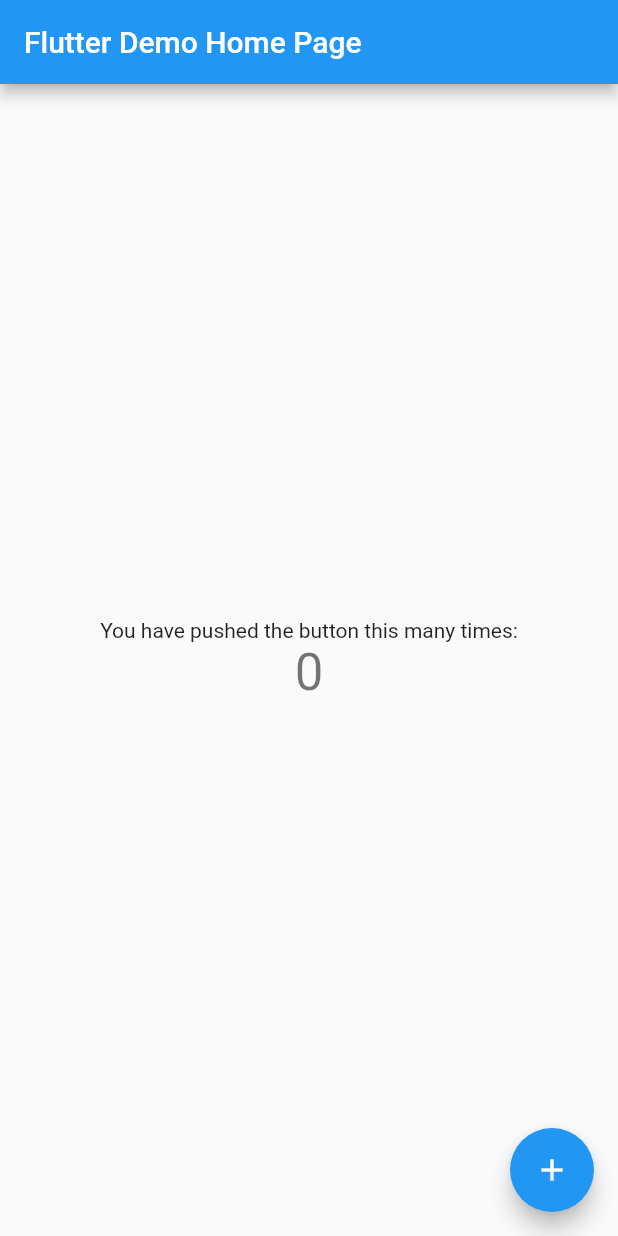
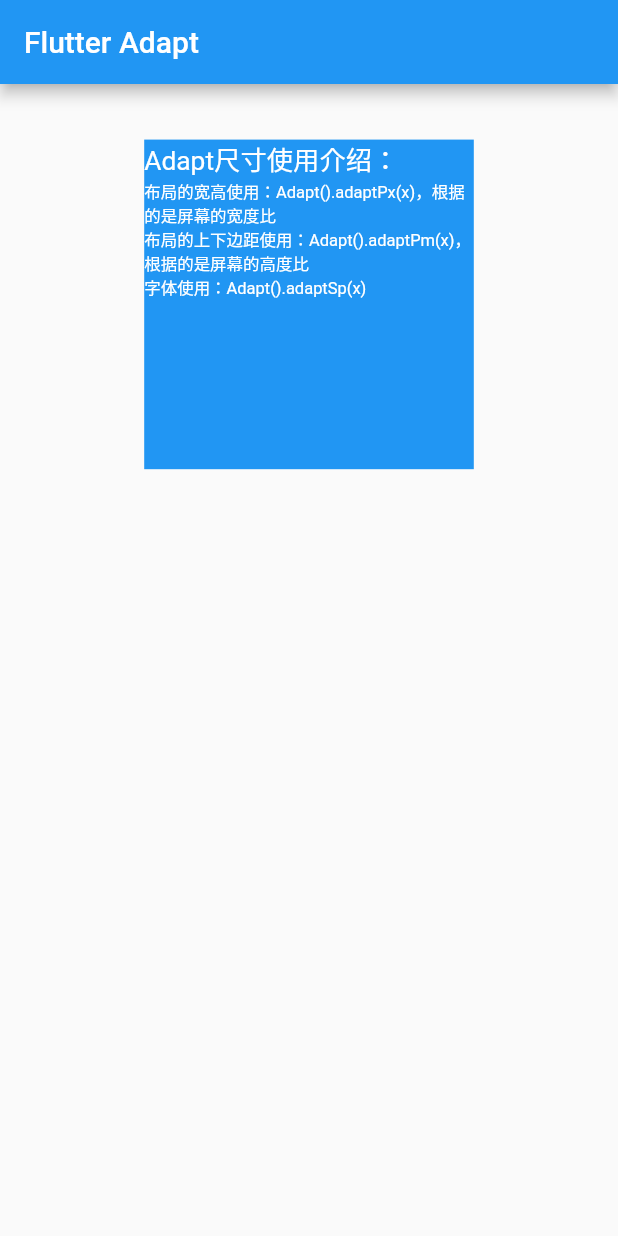
Before and after one commit to ohxxx/flutter-adapter, a Flutter app: the screen it shows after launch, on a phone screen of 412 x 824 dp. Run offline on Flutter 3.47's test engine with Material 2 defaults, Android fonts, the phone set to English and light mode, and no system bars.

Commit message:
feat(example)：add

```diff
--- a/lib/adapt.dart
+++ b/lib/adapt.dart
@@ -25,9 +25,7 @@
 
   Adapt._();
 
-  factory Adapt() {
-    return _instance!;
-  }
+  factory Adapt() => _instance!;
 
   /// [初始化]
   static void init(BuildContext context) {
@@ -68,11 +66,11 @@
   get heightRatio => _dpHeight / designHeight;
 
   /// [主要用于widget的width、height、radius等的适配]
-  num adaptPx(double value) => value * widthRatio;
+  double adaptPx(double value) => value * widthRatio;
 
   /// [主要用于widget的padding、madding等的适配]
-  num adaptPm(double value) => value * heightRatio;
+  double adaptPm(double value) => value * heightRatio;
 
   /// [主要用于字体适配]
-  num adaptSp(double fontSize) => adaptPx(fontSize) / _fontRatio;
+  double adaptSp(double fontSize) => adaptPx(fontSize) / _fontRatio;
 }
--- a/lib/main.dart
+++ b/lib/main.dart
@@ -1,113 +1,90 @@
 import 'package:flutter/material.dart';
+import 'package:flutter_adapt/adapt.dart';
 
 void main() {
   runApp(MyApp());
 }
 
 class MyApp extends StatelessWidget {
-  // This widget is the root of your application.
   @override
   Widget build(BuildContext context) {
     return MaterialApp(
       title: 'Flutter Demo',
       theme: ThemeData(
-        // This is the theme of your application.
-        //
-        // Try running your application with "flutter run". You'll see the
-        // application has a blue toolbar. Then, without quitting the app, try
-        // changing the primarySwatch below to Colors.green and then invoke
-        // "hot reload" (press "r" in the console where you ran "flutter run",
-        // or simply save your changes to "hot reload" in a Flutter IDE).
-        // Notice that the counter didn't reset back to zero; the application
-        // is not restarted.
         primarySwatch: Colors.blue,
+        visualDensity: VisualDensity.adaptivePlatformDensity,
       ),
-      home: MyHomePage(title: 'Flutter Demo Home Page'),
+      home: MyHomePage(),
+      debugShowCheckedModeBanner: false,
     );
   }
 }
 
 class MyHomePage extends StatefulWidget {
-  MyHomePage({Key? key, required this.title}) : super(key: key);
-
-  // This widget is the home page of your application. It is stateful, meaning
-  // that it has a State object (defined below) that contains fields that affect
-  // how it looks.
-
-  // This class is the configuration for the state. It holds the values (in this
-  // case the title) provided by the parent (in this case the App widget) and
-  // used by the build method of the State. Fields in a Widget subclass are
-  // always marked "final".
-
-  final String title;
-
   @override
   _MyHomePageState createState() => _MyHomePageState();
 }
 
 class _MyHomePageState extends State<MyHomePage> {
-  int _counter = 0;
+  /// [主标题组件]
+  ///
+  /// [title] 当前标题的文本信息，String类型
+  Text _title(String title) {
+    return Text(
+      title,
+      style: TextStyle(
+        color: Colors.white,
+        fontSize: Adapt().adaptSp(16),
+      ),
+    );
+  }
 
-  void _incrementCounter() {
-    setState(() {
-      // This call to setState tells the Flutter framework that something has
-      // changed in this State, which causes it to rerun the build method below
-      // so that the display can reflect the updated values. If we changed
-      // _counter without calling setState(), then the build method would not be
-      // called again, and so nothing would appear to happen.
-      _counter++;
-    });
+  /// [副标题组件]
+  ///
+  /// [title] 当前标题的文本信息，String类型
+  Text _subTitle(String title) {
+    return Text(
+      title,
+      style: TextStyle(
+        color: Colors.white,
+        fontSize: Adapt().adaptSp(10),
+      ),
+    );
   }
 
   @override
   Widget build(BuildContext context) {
-    // This method is rerun every time setState is called, for instance as done
-    // by the _incrementCounter method above.
-    //
-    // The Flutter framework has been optimized to make rerunning build methods
-    // fast, so that you can just rebuild anything that needs updating rather
-    // than having to individually change instances of widgets.
+    /// [初始化]
+    ///
+    /// 上下文传入进行媒体查询
+    Adapt.init(context);
+
     return Scaffold(
       appBar: AppBar(
-        // Here we take the value from the MyHomePage object that was created by
-        // the App.build method, and use it to set our appbar title.
-        title: Text(widget.title),
+        title: Text('Flutter Adapt'),
       ),
       body: Center(
-        // Center is a layout widget. It takes a single child and positions it
-        // in the middle of the parent.
         child: Column(
-          // Column is also a layout widget. It takes a list of children and
-          // arranges them vertically. By default, it sizes itself to fit its
-          // children horizontally, and tries to be as tall as its parent.
-          //
-          // Invoke "debug painting" (press "p" in the console, choose the
-          // "Toggle Debug Paint" action from the Flutter Inspector in Android
-          // Studio, or the "Toggle Debug Paint" command in Visual Studio Code)
-          // to see the wireframe for each widget.
-          //
-          // Column has various properties to control how it sizes itself and
-          // how it positions its children. Here we use mainAxisAlignment to
-          // center the children vertically; the main axis here is the vertical
-          // axis because Columns are vertical (the cross axis would be
-          // horizontal).
-          mainAxisAlignment: MainAxisAlignment.center,
           children: <Widget>[
-            Text(
-              'You have pushed the button this many times:',
-            ),
-            Text(
-              '$_counter',
-              style: Theme.of(context).textTheme.headline4,
-            ),
+            Container(
+              width: Adapt().adaptPx(200),
+              height: Adapt().adaptPx(200),
+              margin: EdgeInsets.only(top: Adapt().adaptPm(30)),
+              color: Colors.blue,
+              child: Column(
+                crossAxisAlignment: CrossAxisAlignment.start,
+                children: [
+                  _title('Adapt尺寸使用介绍：'),
+                  _subTitle('布局的宽高使用：Adapt().adaptPx(x)，根据的是屏幕的宽度比'),
+                  _subTitle('布局的上下边距使用：Adapt().adaptPm(x)，根据的是屏幕的高度比'),
+                  _subTitle('字体使用：Adapt().adaptSp(x)'),
+                  // todo: add more example
+                ],
+              ),
+            )
           ],
         ),
       ),
-      floatingActionButton: FloatingActionButton(
-        onPressed: _incrementCounter,
-        tooltip: 'Increment',
-        child: Icon(Icons.add),
-      ), // This trailing comma makes auto-formatting nicer for build methods.
     );
   }
 }
```
